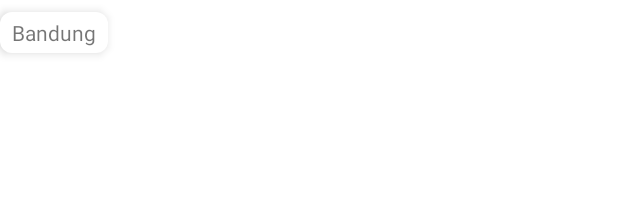
After one commit to odiapratama/Android-CovidBedRest, an Android app: the layout item_province_suggestion.xml on its own in the app's theme, with its tools: preview values and no code run, on a phone screen of 412 x 824 dp. The commit adds this screen. Shown: the top 201 px of the screen. Run offline under Robolectric (Android 15) with nearby library versions, the phone set to English and light mode, and no system bars.

Commit message:
Add province suggestion

```diff
--- a/app/src/main/java/com/bedrest/app/ui/AvailabilityActivity.kt
+++ b/app/src/main/java/com/bedrest/app/ui/AvailabilityActivity.kt
@@ -55,6 +55,12 @@ class AvailabilityActivity :
             openDialer(it)
         })
         binding.rvAvailability.adapter = availabilityAdapter
+
+        suggestionAdapter = ProvinceSuggestionAdapter(getStringArray(R.array.list_provinces)) {
+            searchKey = it.toKeywordPattern()
+            availabilityViewModel.getAvailability(searchKey)
+        }
+        binding.rvSuggestion.adapter = suggestionAdapter
 
         val layoutParams = binding.motionLayout.layoutParams as CoordinatorLayout.LayoutParams
         val bottomSheetBehavior = layoutParams.behavior as BottomSheetBehavior
--- /dev/null
+++ b/app/src/main/res/layout/item_province_suggestion.xml
@@ -0,0 +1,26 @@
+<?xml version="1.0" encoding="utf-8"?>
+<layout xmlns:android="http://schemas.android.com/apk/res/android"
+    xmlns:tools="http://schemas.android.com/tools">
+
+    <data>
+
+        <variable
+            name="data"
+            type="String" />
+    </data>
+
+    <androidx.appcompat.widget.AppCompatTextView
+        android:id="@+id/tvSuggestion"
+        android:layout_width="wrap_content"
+        android:layout_height="wrap_content"
+        android:elevation="@dimen/xsmall"
+        android:text="@{data}"
+        android:layout_marginVertical="@dimen/small"
+        android:paddingVertical="@dimen/xsmall"
+        android:paddingHorizontal="@dimen/small"
+        android:background="@drawable/shape_rounded_white"
+        android:layout_marginEnd="@dimen/small"
+        tools:text="Bandung">
+
+    </androidx.appcompat.widget.AppCompatTextView>
+</layout>
--- a/app/src/main/res/values/arrays.xml
+++ b/app/src/main/res/values/arrays.xml
@@ -4,10 +4,10 @@
         <item>Aceh</item>
         <item>Sumatera Utara</item>
         <item>Sumatera Barat</item>
-        <item>Sumatera Riau</item>
+        <item>Riau</item>
         <item>Jambi</item>
         <item>Sumatera Selatan</item>
-        <item>Bengukulu</item>
+        <item>Bengkulu</item>
         <item>Lampung</item>
         <item>Kepulauan Bangka Belitung</item>
         <item>Kepulauan Riau</item>
```
Also changed, not shown: app/src/main/java/com/bedrest/app/ui/ProvinceSuggestionAdapter.kt (added, +39 -0 lines).
